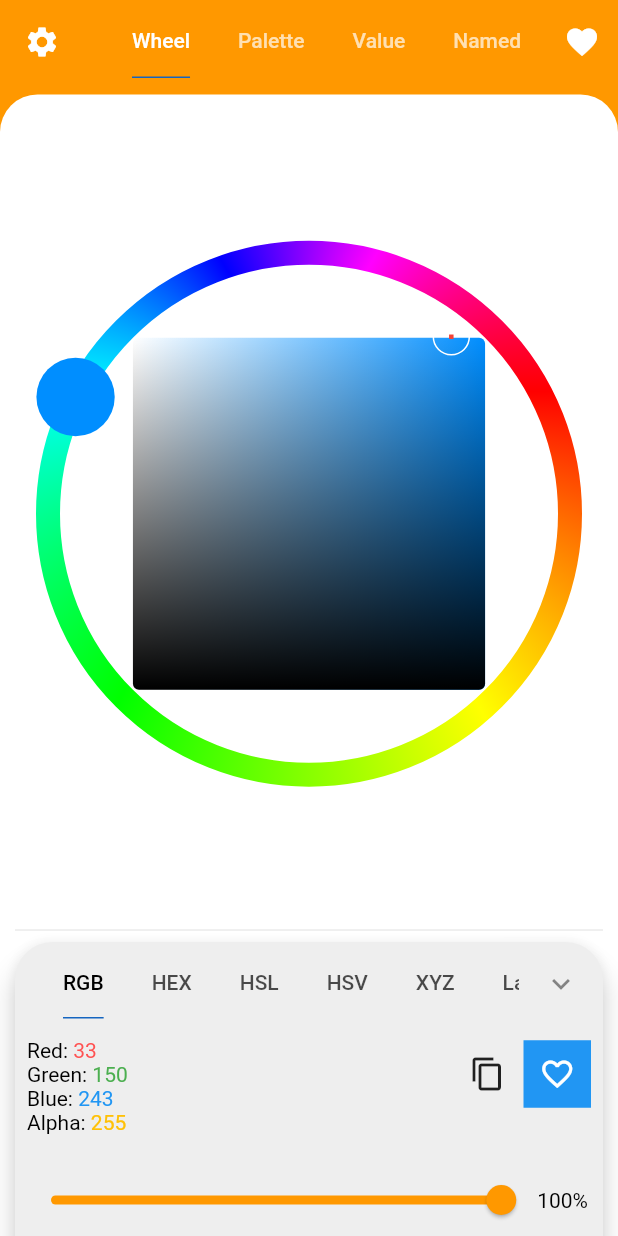
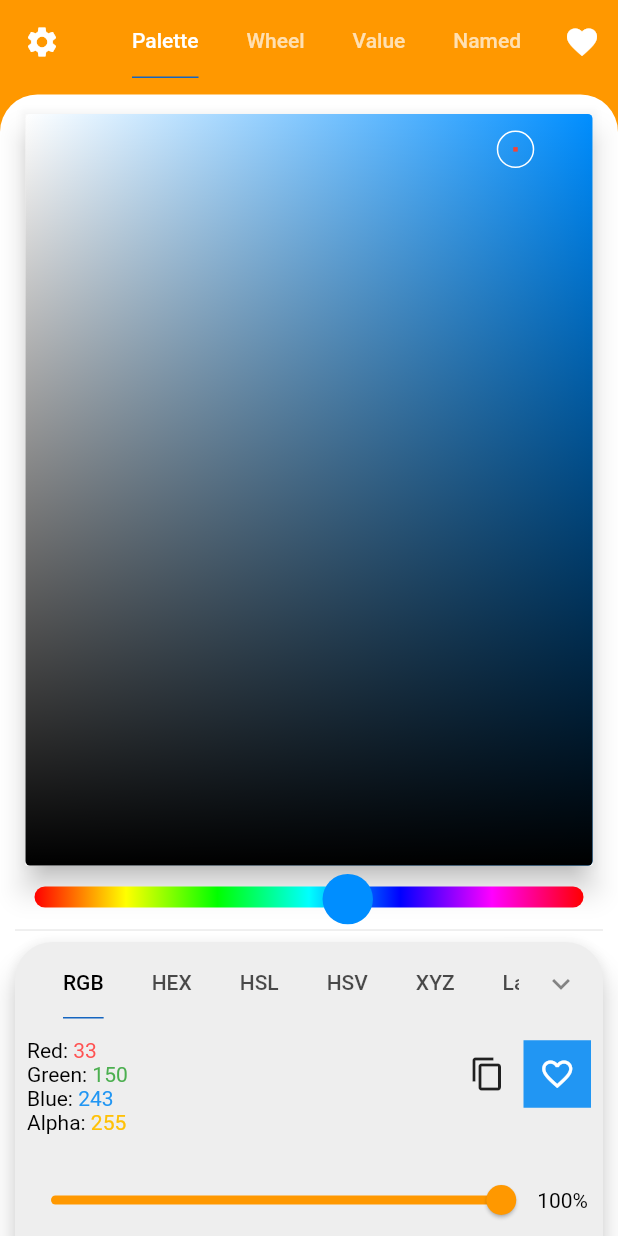
Before and after one commit to bdlukaa/color-picker, a Flutter app: the screen it shows after launch, on a phone screen of 412 x 824 dp. Run offline on Flutter 3.47's test engine with Material 2 defaults, Android fonts, the phone set to English and light mode, and no system bars; our stand-ins replace font_awesome_flutter, hive_flutter, image_picker, shared_preferences, url_strategy; missing offline and left inert: color, fl_toast; accounts and stored records are empty.

Commit message:
Fix wheel picker overlaping screen
and moved pallete picker to the first on the list

```diff
--- a/lib/screens/root.dart
+++ b/lib/screens/root.dart
@@ -66,7 +66,6 @@ class _RootState extends State<Root> with TickerProviderStateMixin {
                 );
               return null;
             }(),
-            // title: height >= 500
             title: _buildTabBar(lang),
             actions: <Widget>[
               if (!menuController.expanded)
@@ -77,7 +76,7 @@ class _RootState extends State<Root> with TickerProviderStateMixin {
                   splashRadius: 24,
                 ),
             ],
-            brightness: Brightness.dark, // light icons
+            brightness: Brightness.dark,
           ),
           body: Container(
             margin: EdgeInsets.only(top: 7),
@@ -95,8 +94,8 @@ class _RootState extends State<Root> with TickerProviderStateMixin {
               child: TabBarView(
                 physics: NeverScrollableScrollPhysics(),
                 children: <Widget>[
+                  PalettePickerHome(),
                   WheelPickerHome(),
-                  PalettePickerHome(),
                   ValueHome(),
                   NamedPickerHome(),
                   ImagePickerHome(),
@@ -113,8 +112,8 @@ class _RootState extends State<Root> with TickerProviderStateMixin {
     return TabBar(
       isScrollable: true,
       tabs: <Widget>[
+        Tab(text: lang.palettePicker),
         Tab(text: lang.wheelPicker),
-        Tab(text: lang.palettePicker),
         Tab(text: lang.valuePicker),
         Tab(text: lang.namedPicker),
         Tab(text: lang.imagePicker),
--- a/lib/widgets/zoomed_scaffold.dart
+++ b/lib/widgets/zoomed_scaffold.dart
@@ -348,7 +348,12 @@ class _ZoomScaffoldState extends State<ZoomScaffold>
 }
 
 class MenuController {
-  bool expanded = false;
+  bool _expanded = false;
+  bool get expanded => _expanded;
+  set expanded(bool expanded) {
+    _expanded = expanded;
+    _stream.add(expanded);
+  }
   final TickerProvider vsync;
   final AnimationController _animationController;
 
```
Also changed, not shown: lib/screens/wheel_picker/color_picker_wheel.dart (+20 -16 lines).
